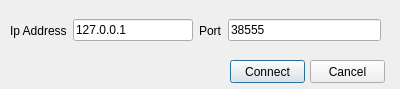
Before: the Qt Designer form src/Qt/UserInterface/join.ui in ptrefall/ste6274gamedesign, drawn with Qt 5.
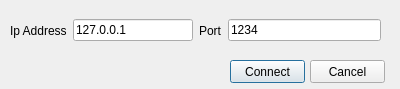
After: the same form once the commit is applied.

```diff
--- a/src/Qt/UserInterface/join.ui
+++ b/src/Qt/UserInterface/join.ui
@@ -61,7 +61,7 @@
         <item>
          <widget class="QLineEdit" name="linePort">
           <property name="inputMask">
-           <string>38555; </string>
+           <string>1234; </string>
           </property>
           <property name="maxLength">
            <number>5</number>
```
